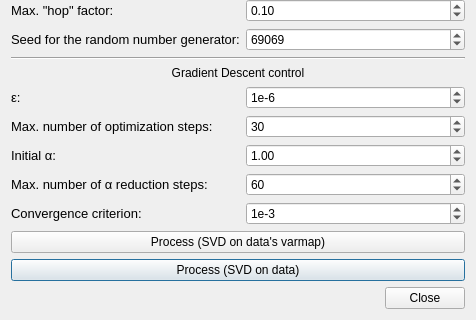
This is imagejockey/vardecomp/variographicdecompositiondialog.ui in PauloCarvalhoRJ/gammaray as Qt 5 draws it before an edit; both pictures show x 0 to 476 and y 309 to 629 of the 476 by 629 pixel window. The edited form follows.
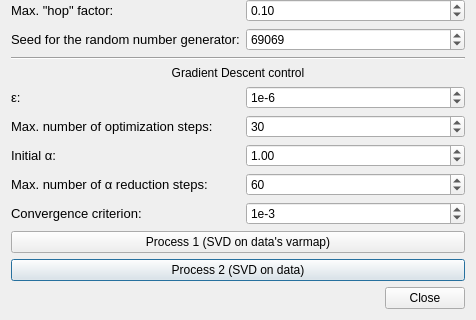
This is the edited form.

Commit message: Variographic Decomposition: SVD on varmap is known as Process 1 and SVD on data is Process 2.

Diff of the .ui file:
```diff
--- a/imagejockey/vardecomp/variographicdecompositiondialog.ui
+++ b/imagejockey/vardecomp/variographicdecompositiondialog.ui
@@ -420,14 +420,14 @@
      <item row="24" column="0" colspan="2">
       <widget class="QPushButton" name="btnProcessSVDonOriginalData">
        <property name="text">
-        <string>Process (SVD on data)</string>
+        <string>Process 2 (SVD on data)</string>
        </property>
       </widget>
      </item>
      <item row="23" column="0" colspan="2">
       <widget class="QPushButton" name="btnProcess">
        <property name="text">
-        <string>Process (SVD on data's varmap)</string>
+        <string>Process 1 (SVD on data's varmap)</string>
        </property>
       </widget>
      </item>
```
Left out of the diff: 4 changed lines with no effect on the pictures. The commit also changes 2 other files.
